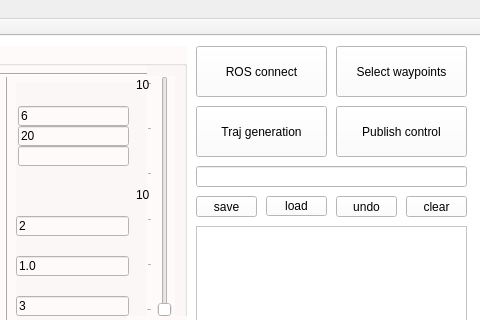
Above: qt_ui/mainwindow.ui from icsl-Jeon/traj_gen before the change; both pictures show x 234 to 714 and y 0 to 320 of the 714 by 448 pixel window. Below: the same form after it.
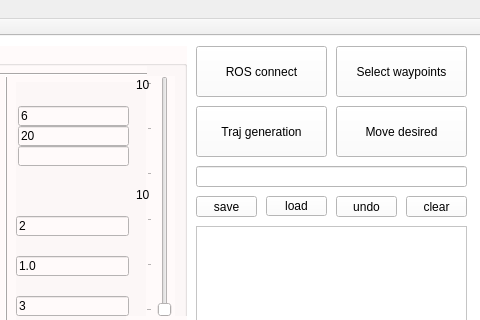
That is the form after the change.

What changed in the file:
```diff
--- a/qt_ui/mainwindow.ui
+++ b/qt_ui/mainwindow.ui
@@ -99,7 +99,7 @@
      </rect>
     </property>
     <property name="text">
-     <string>Publish control</string>
+     <string>Move desired</string>
     </property>
     <property name="checkable">
      <bool>true</bool>
```
